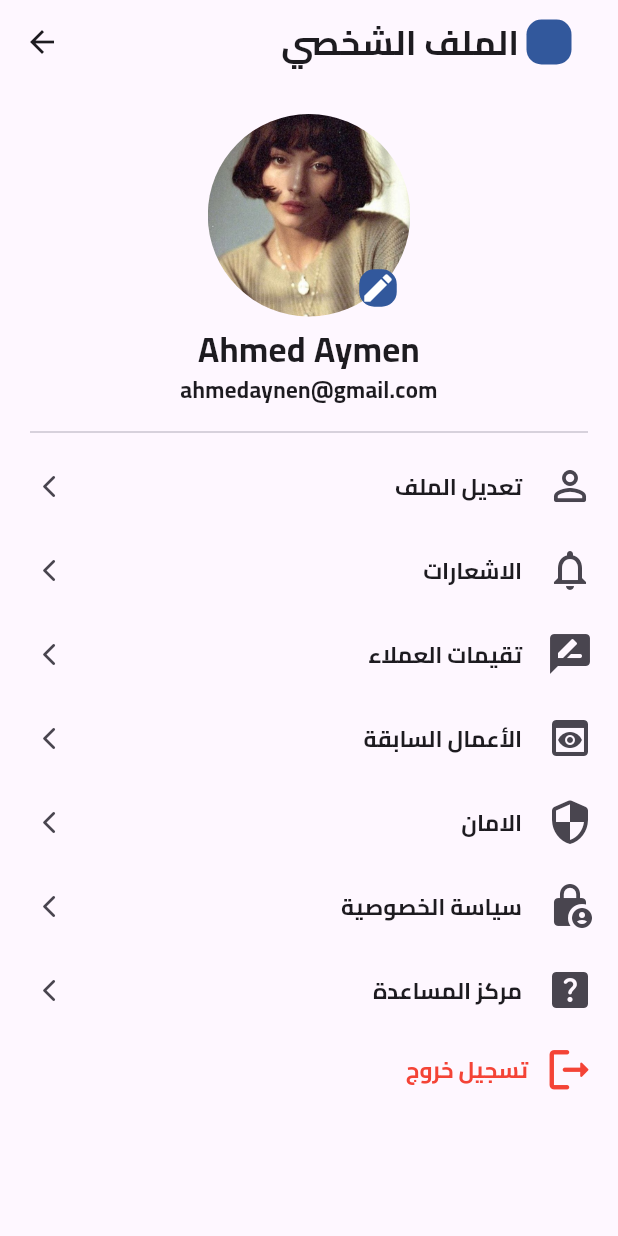
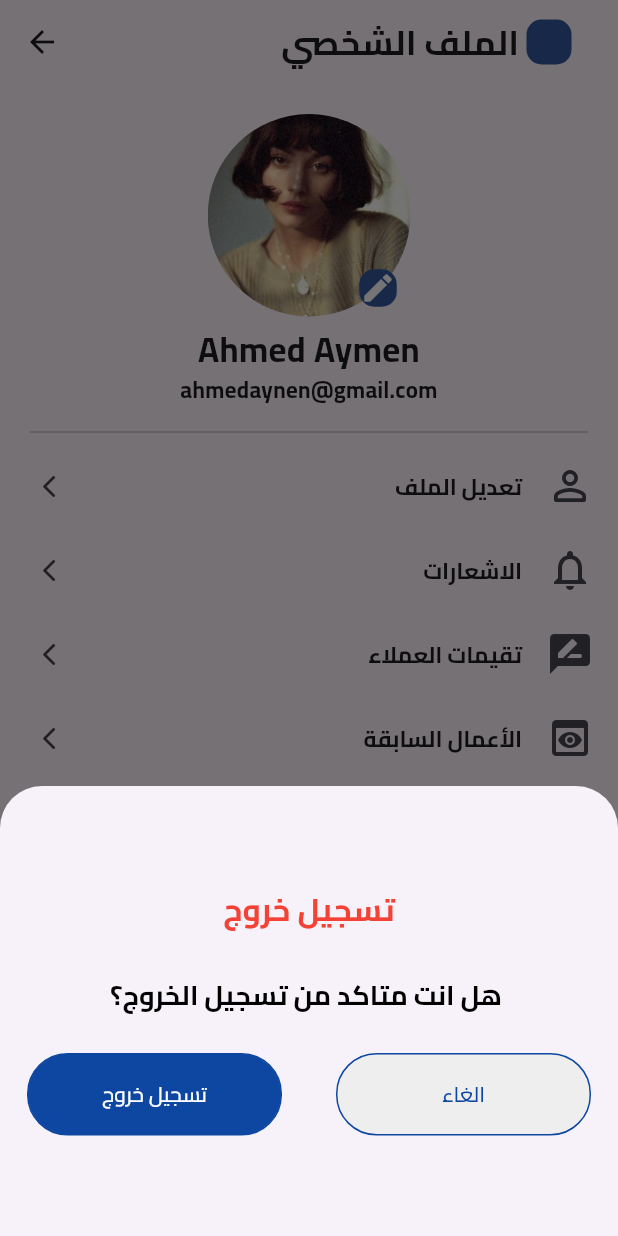
Before and after one commit to mohamedkter/Mahlolua_app, a Flutter app: the ServiceProviderProfilePage screen opened directly, after a tap on "تسجيل خروج", on a phone screen of 412 x 824 dp. Run offline on Flutter 3.47's test engine with Material 3 defaults, Android fonts, the phone set to English and light mode, and no system bars; our stand-ins replace carousel_slider, chips_choice, dio, dots_indicator, image_picker, shimmer; missing offline and left inert: read_more_text.

Commit message:
add logout_bottom_sheet widget

```diff
--- a/lib/Pages/Service_Provider_Pages/service_provider_profile_page.dart
+++ b/lib/Pages/Service_Provider_Pages/service_provider_profile_page.dart
@@ -7,6 +7,7 @@ import 'package:mahloula/Pages/Service_Provider_Pages/service_provider_notificat
 import 'package:mahloula/Pages/Service_Provider_Pages/service_provider_security_page.dart';
 import 'package:mahloula/Pages/help_center_page.dart';
 import 'package:mahloula/Pages/privacy_policy_page.dart';
+import 'package:mahloula/Widgets/logout_bottom_sheet.dart';
 
 class ServiceProviderProfilePage extends StatelessWidget {
   const ServiceProviderProfilePage({super.key});
@@ -211,7 +212,14 @@ class ServiceProviderProfilePage extends StatelessWidget {
                 mainAxisAlignment: MainAxisAlignment.end,
                 children: [
                   InkWell(
-                    onTap: (){},
+                    onTap: (){
+                       showModalBottomSheet(
+                              isScrollControlled: true,
+                              context: context,
+                              builder: (context) {
+                                return const LogoutBottomSheet();
+                              });
+                    },
                     child: Container(
                       width: 150,
                       height: 50,
--- a/lib/Pages/User_Pages/user_profile_page.dart
+++ b/lib/Pages/User_Pages/user_profile_page.dart
@@ -4,6 +4,7 @@ import 'package:flutter/widgets.dart';
 import 'package:mahloula/Constants/Color_Constants.dart';
 import 'package:mahloula/Pages/help_center_page.dart';
 import 'package:mahloula/Pages/privacy_policy_page.dart';
+import 'package:mahloula/Widgets/logout_bottom_sheet.dart';
 import 'package:mahloula/Widgets/model_bottom_sheet.dart';
 
 class UserProfilePage extends StatelessWidget {
@@ -185,7 +186,7 @@ class UserProfilePage extends StatelessWidget {
                               isScrollControlled: true,
                               context: context,
                               builder: (context) {
-                                return ModalBottomSheet();
+                                return LogoutBottomSheet();
                               });
                     },
                     child: Container(
--- /dev/null
+++ b/lib/Widgets/logout_bottom_sheet.dart
@@ -0,0 +1,69 @@
+import 'package:flutter/material.dart';
+
+class LogoutBottomSheet extends StatelessWidget {
+  const LogoutBottomSheet({super.key});
+
+  @override
+  Widget build(BuildContext context) {
+    return SizedBox(
+      height: 300,
+      child: Column(
+        mainAxisAlignment: MainAxisAlignment.center,
+        children: [
+          const Text(
+            "تسجيل خروج",
+            style: TextStyle(fontFamily: 'cairo', fontSize: 21.0,color: Colors.red,fontWeight: FontWeight.w700),
+          ),
+          const SizedBox(
+            height: 30,
+          ),
+          const Text(
+            "هل انت متاكد من تسجيل الخروج؟ ",
+            style: TextStyle(fontFamily: 'cairo', fontSize: 18.0,color: Colors.black,fontWeight: FontWeight.w700),
+          ),
+          const SizedBox(
+            height: 25,
+          ),
+          Row(
+            mainAxisAlignment: MainAxisAlignment.spaceAround,
+            children: [
+              InkWell(
+                onTap: () {},
+                child: Container(
+                  width: 170,
+                  height: 55,
+                  decoration: BoxDecoration(
+                      color: Colors.blue.shade900,
+                      borderRadius: BorderRadius.circular(27.0),
+                      border: Border.all(color: Colors.blue.shade900)),
+                  alignment: Alignment.center,
+                  child: Text(
+                    'تسجيل خروج',
+                    style: TextStyle(fontFamily: 'cairo', color: Colors.white),
+                  ),
+                ),
+              ),
+              InkWell(
+                onTap: () {},
+                child: Container(
+                  width: 170,
+                  height: 55,
+                  decoration: BoxDecoration(
+                      color: Colors.grey.shade200,
+                      borderRadius: BorderRadius.circular(27.0),
+                      border: Border.all(color: Colors.blue.shade900)),
+                  alignment: Alignment.center,
+                  child: Text(
+                    'الغاء',
+                    style: TextStyle(
+                        fontFamily: 'cairo', color: Colors.blue.shade900),
+                  ),
+                ),
+              )
+            ],
+          )
+        ],
+      ),
+    );
+  }
+}
```
